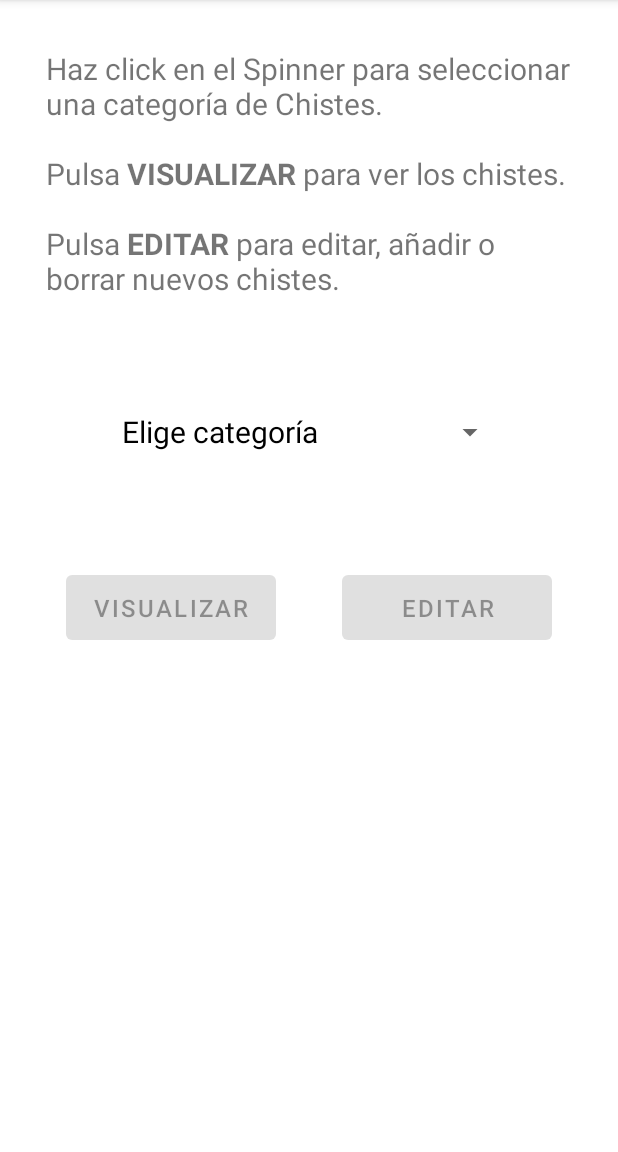
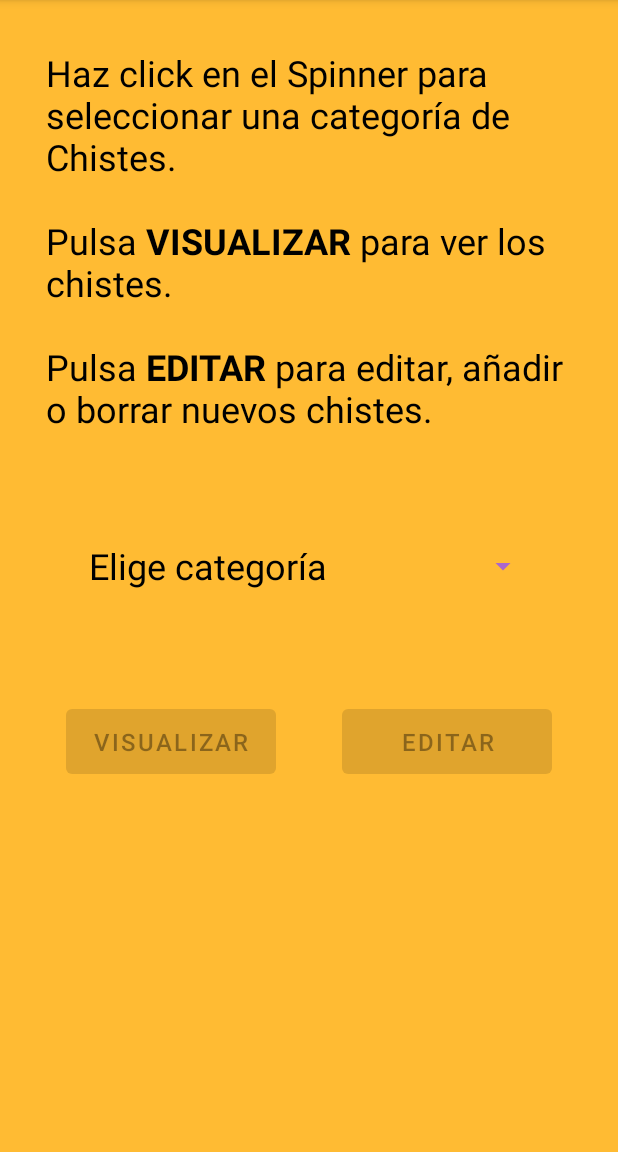
Before and after one commit to bymikelangelo/TerceraTarea, an Android app: the screen it shows after launch (MainActivity), on a phone screen of 412 x 824 dp, the part 84-1236 px from its top. Run offline under Robolectric (Android 15) with nearby library versions, the phone set to English and light mode, and no system bars; our stand-ins replace Room's generated code.

Commit message:
añadidos sonidos y temas.

```diff
--- a/app/src/main/res/layout/activity_editar.xml
+++ b/app/src/main/res/layout/activity_editar.xml
@@ -4,6 +4,7 @@
     xmlns:tools="http://schemas.android.com/tools"
     android:layout_width="match_parent"
     android:layout_height="match_parent"
+    android:background="@android:color/holo_orange_light"
     tools:context=".Editar">
 
     <Button
@@ -70,6 +71,7 @@
         android:layout_width="wrap_content"
         android:layout_height="50dp"
         android:layout_marginTop="32dp"
+        android:theme="@style/Spinner"
         app:layout_constraintEnd_toEndOf="parent"
         app:layout_constraintHorizontal_bias="0.504"
         app:layout_constraintStart_toStartOf="parent"
--- a/app/src/main/res/layout/activity_main.xml
+++ b/app/src/main/res/layout/activity_main.xml
@@ -4,6 +4,7 @@
     xmlns:tools="http://schemas.android.com/tools"
     android:layout_width="match_parent"
     android:layout_height="match_parent"
+    android:background="@android:color/holo_orange_light"
     tools:context=".MainActivity">
 
     <Spinner
@@ -11,6 +12,7 @@
         android:layout_width="wrap_content"
         android:layout_height="50dp"
         android:layout_marginTop="64dp"
+        android:theme="@style/Spinner"
         app:layout_constraintEnd_toEndOf="parent"
         app:layout_constraintHorizontal_bias="0.495"
         app:layout_constraintStart_toStartOf="parent"
--- a/app/src/main/res/layout/activity_visualizar.xml
+++ b/app/src/main/res/layout/activity_visualizar.xml
@@ -2,6 +2,7 @@
 <androidx.constraintlayout.widget.ConstraintLayout xmlns:android="http://schemas.android.com/apk/res/android"
     xmlns:app="http://schemas.android.com/apk/res-auto"
     xmlns:tools="http://schemas.android.com/tools"
+    android:id="@+id/layoutVisualizar"
     android:layout_width="match_parent"
     android:layout_height="match_parent"
     tools:context=".Visualizar">
@@ -25,6 +26,7 @@
         android:layout_marginEnd="32dp"
         android:layout_marginBottom="32dp"
         android:scrollbars="vertical"
+        android:textStyle="normal"
         app:layout_constraintBottom_toBottomOf="parent"
         app:layout_constraintEnd_toEndOf="parent"
         app:layout_constraintStart_toStartOf="parent"
--- a/app/src/main/res/values/themes.xml
+++ b/app/src/main/res/values/themes.xml
@@ -12,9 +12,17 @@
         <!-- Status bar color. -->
         <item name="android:statusBarColor" tools:targetApi="l">?attr/colorPrimaryVariant</item>
         <!-- Customize your theme here. -->
-        <item name="android:textSize">20dp</item>
+        <item name="android:textSize">24dp</item>
+        <item name="android:textColor">@color/black</item>
     </style>
     <style name="BotonesStyle" parent="Theme.TerceraTarea">
         <item name="android:textSize">16dp</item>
+        <item name="colorPrimary">@android:color/holo_purple</item>
+        <item name="android:textColor">@color/white</item>
+    </style>
+    <style name="Spinner" parent="Theme.TerceraTarea">
+        <item name="android:backgroundTint">@android:color/holo_purple</item>
+        <item name="android:popupBackground">@android:color/holo_purple</item>
+        <item name="android:textColor">@color/white</item>
     </style>
 </resources>
```
Also changed, not shown: app/src/main/java/com/example/terceratarea/Visualizar.java (+39 -0 lines), app/src/main/res/drawable/botella_mod.png (added), app/src/main/res/drawable/informatico_mod.png (added), app/src/main/res/drawable/manyico_mod.png (added), 3 other files.
